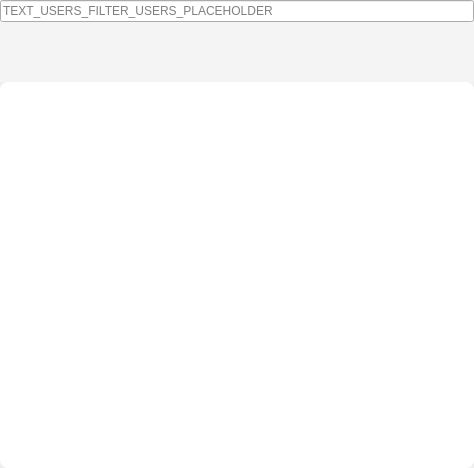
Qt form guardata/client/gui/forms/workspace_sharing_widget.ui (bitlogik/guardata) before a commit.
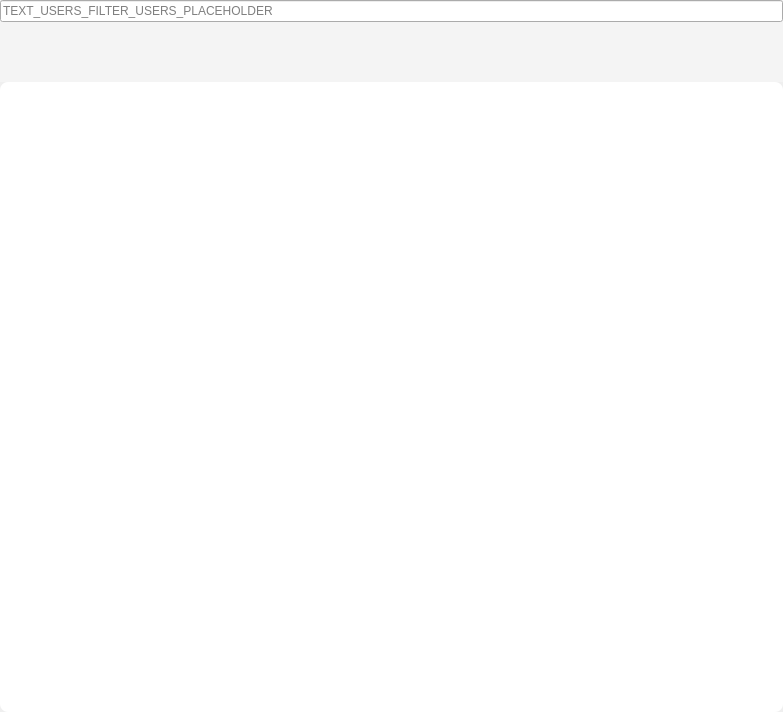
The same form after that commit. Custom widgets are drawn as their Qt base class.

What changed in the file:
```diff
--- a/guardata/client/gui/forms/workspace_sharing_widget.ui
+++ b/guardata/client/gui/forms/workspace_sharing_widget.ui
@@ -6,8 +6,8 @@
    <rect>
     <x>0</x>
     <y>0</y>
-    <width>474</width>
-    <height>468</height>
+    <width>783</width>
+    <height>712</height>
    </rect>
   </property>
   <property name="sizePolicy">
@@ -136,8 +136,8 @@
           <rect>
            <x>0</x>
            <y>0</y>
-           <width>474</width>
-           <height>379</height>
+           <width>783</width>
+           <height>628</height>
           </rect>
          </property>
          <layout class="QVBoxLayout" name="verticalLayout_3">
```
